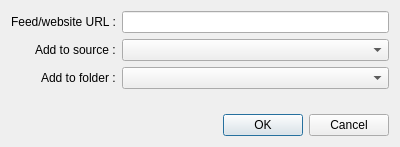
Above: client-desktop/src/dialogs/DialogAddFeed.ui from zappatic/ZapFeedReader before the change. Below: the same form after it.
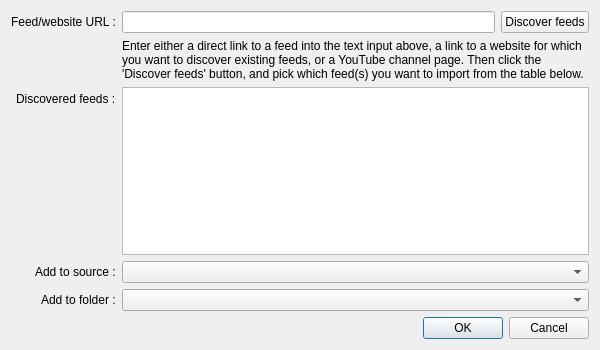
That is the form after the change. Custom widgets are drawn as their Qt base class.

Commit message: implemented feed discovery

Diff of the .ui file:
```diff
--- a/client-desktop/src/dialogs/DialogAddFeed.ui
+++ b/client-desktop/src/dialogs/DialogAddFeed.ui
@@ -6,20 +6,14 @@
    <rect>
     <x>0</x>
     <y>0</y>
-    <width>400</width>
-    <height>147</height>
+    <width>600</width>
+    <height>350</height>
    </rect>
   </property>
   <property name="minimumSize">
    <size>
-    <width>400</width>
-    <height>0</height>
-   </size>
-  </property>
-  <property name="maximumSize">
-   <size>
     <width>600</width>
-    <height>147</height>
+    <height>350</height>
    </size>
   </property>
   <property name="windowTitle">
@@ -31,14 +25,14 @@
      <property name="labelAlignment">
       <set>Qt::AlignRight|Qt::AlignTrailing|Qt::AlignVCenter</set>
      </property>
-     <item row="1" column="0">
+     <item row="3" column="0">
       <widget class="QLabel" name="labelSource">
        <property name="text">
         <string>Add to source :</string>
        </property>
       </widget>
      </item>
-     <item row="1" column="1">
+     <item row="3" column="1">
       <widget class="QComboBox" name="comboBoxSource"/>
      </item>
      <item row="0" column="0">
@@ -48,19 +42,96 @@
        </property>
       </widget>
      </item>
-     <item row="0" column="1">
-      <widget class="QLineEdit" name="lineEditURL"/>
-     </item>
-     <item row="2" column="0">
+     <item row="4" column="0">
       <widget class="QLabel" name="labelAddToFolder">
        <property name="text">
         <string>Add to folder :</string>
        </property>
       </widget>
      </item>
-     <item row="2" column="1">
+     <item row="4" column="1">
       <widget class="QComboBox" name="comboBoxFolder"/>
      </item>
+     <item row="2" column="0">
+      <widget class="QLabel" name="labelDiscoveredFeeds">
+       <property name="text">
+        <string>Discovered feeds :</string>
+       </property>
+      </widget>
+     </item>
+     <item row="2" column="1">
+      <widget class="ZapFR::Client::TableViewPaletteCorrected" name="tableViewDiscoveredFeeds">
+       <property name="editTriggers">
+        <set>QAbstractItemView::NoEditTriggers</set>
+       </property>
+       <property name="showDropIndicator" stdset="0">
+        <bool>false</bool>
+       </property>
+       <property name="alternatingRowColors">
+        <bool>true</bool>
+       </property>
+       <property name="selectionMode">
+        <enum>QAbstractItemView::NoSelection</enum>
+       </property>
+       <property name="selectionBehavior">
+        <enum>QAbstractItemView::SelectRows</enum>
+       </property>
+       <property name="gridStyle">
+        <enum>Qt::DotLine</enum>
+       </property>
+       <attribute name="horizontalHeaderHighlightSections">
+        <bool>false</bool>
+       </attribute>
+       <attribute name="verticalHeaderVisible">
+        <bool>false</bool>
+       </attribute>
+       <attribute name="verticalHeaderHighlightSections">
+        <bool>false</bool>
+       </attribute>
+      </widget>
+     </item>
+     <item row="0" column="1">
+      <layout class="QHBoxLayout" name="horizontalLayout">
+       <item>
+        <widget class="QLineEdit" name="lineEditURL"/>
+       </item>
+       <item>
+        <widget class="QPushButton" name="pushButtonDiscover">
+         <property name="text">
+          <string>Discover feeds</string>
+         </property>
+        </widget>
+       </item>
+      </layout>
+     </item>
+     <item row="1" column="1">
+      <widget class="QLabel" name="labelDiscoveryInfo">
+       <property name="sizePolicy">
+        <sizepolicy hsizetype="Preferred" vsizetype="Preferred">
+         <horstretch>0</horstretch>
+         <verstretch>0</verstretch>
+        </sizepolicy>
+       </property>
+       <property name="font">
+        <font>
+         <pointsize>9</pointsize>
+        </font>
+       </property>
+       <property name="text">
+        <string>Enter either a direct link to a feed into the text input above, a link to a website for which you want to discover existing feeds, or a YouTube channel page. Then click the 'Discover feeds' button, and pick which feed(s) you want to import from the table below.</string>
+       </property>
+       <property name="wordWrap">
+        <bool>true</bool>
+       </property>
+      </widget>
+     </item>
+     <item row="1" column="0">
+      <widget class="QLabel" name="labelDummy">
+       <property name="text">
+        <string notr="true"/>
+       </property>
+      </widget>
+     </item>
     </layout>
    </item>
    <item>
@@ -75,6 +146,13 @@
    </item>
   </layout>
  </widget>
+ <customwidgets>
+  <customwidget>
+   <class>ZapFR::Client::TableViewPaletteCorrected</class>
+   <extends>QTableView</extends>
+   <header>widgets/TableViewPaletteCorrected.h</header>
+  </customwidget>
+ </customwidgets>
  <tabstops>
   <tabstop>lineEditURL</tabstop>
   <tabstop>comboBoxSource</tabstop>
```
Left out of the diff: 1 changed line with no effect on the pictures. The commit also changes 10 other files.
